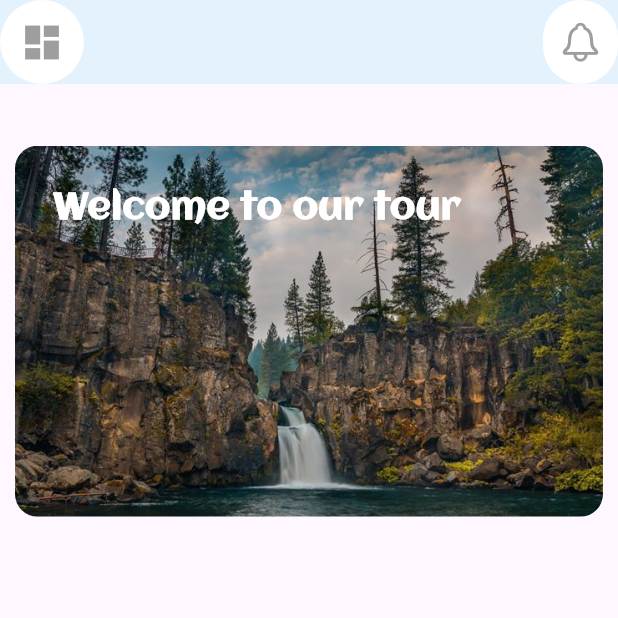
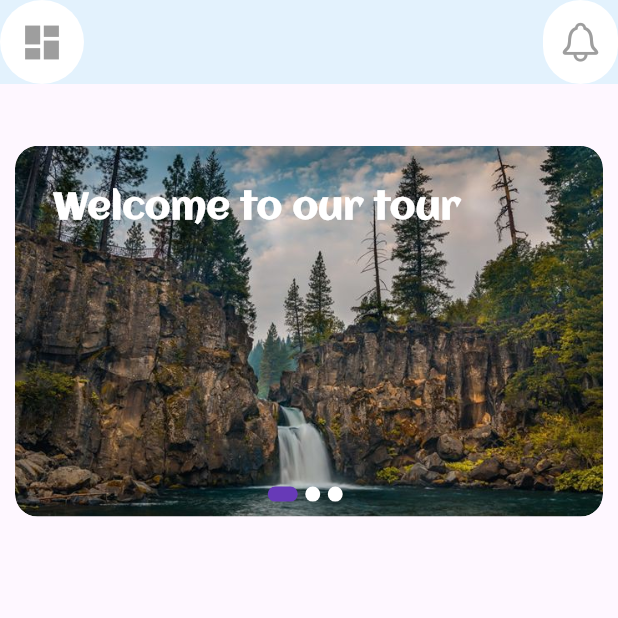
Before and after one commit to LeDominus/travell_app_getx, a Flutter app: the screen it shows after launch, on a phone screen of 412 x 824 dp, the top half of it. Run offline on Flutter 3.47's test engine with Material 3 defaults, Android fonts, the phone set to English and light mode, and no system bars; our stand-ins replace get.

Commit message:
starting day 2

```diff
--- a/lib/views/home_screen.dart
+++ b/lib/views/home_screen.dart
@@ -10,9 +10,10 @@ class HomeScreen extends StatefulWidget {
 }
 
 class _HomeScreenState extends State<HomeScreen> {
+  int currentIndex = 0;
+
   @override
   Widget build(BuildContext context) {
-    int currentIndex = 0;
     List<String> images = [
       "assets/images/1.jpg",
       "assets/images/2.jpg",
@@ -64,9 +65,7 @@ class _HomeScreenState extends State<HomeScreen> {
                   height: height,
                   child: Column(
                     children: [
-                          SizedBox(
-                            height: height * .05,
-                          ),
+                      SizedBox(height: height * .05),
                       SizedBox(
                         width: width,
                         height: height * .3,
@@ -79,8 +78,16 @@ class _HomeScreenState extends State<HomeScreen> {
                                 decoration: BoxDecoration(
                                   borderRadius: BorderRadius.circular(30),
                                 ),
+                                child: ClipRRect(
+                                  borderRadius: BorderRadius.circular(15),
                                   child: PageView.builder(
                                     itemCount: images.length,
+                                    physics: const ClampingScrollPhysics(),
+                                    onPageChanged: (value) {
+                                      setState(() {
+                                        currentIndex = value;
+                                      });
+                                    },
                                     itemBuilder: (context, index) {
                                       return ClipRRect(
                                         borderRadius: BorderRadius.circular(15),
@@ -91,24 +98,57 @@ class _HomeScreenState extends State<HomeScreen> {
                                       );
                                     },
                                   ),
-                                )),
+                                ),
+                              ),
+                            ),
                             const Positioned(
                               top: 25,
                               left: 25,
-                                    child: Text("Welcome to our tour",
+                              child: Text(
+                                "Welcome to our tour",
                                 style: TextStyle(
                                   fontFamily: 'Aclonica',
                                   fontSize: 24,
                                   fontWeight: FontWeight.w700,
                                   color: Colors.white,
-                                        )))
-                              ],
                                 ),
-                          )
+                              ),
+                            ),
+                            Positioned(
+                              bottom: 10,
+                              left: 0,
+                              right: 0,
+                              child: Row(
+                                mainAxisAlignment: MainAxisAlignment.center,
+                                children: List.generate(
+                                  images.length,
+                                  (index) => AnimatedContainer(
+                                    duration: const Duration(milliseconds: 500),
+                                    width: currentIndex == index ? 20 : 10,
+                                    height: 10,
+                                    margin: const EdgeInsets.only(right: 5),
+                                    decoration: BoxDecoration(
+                                      color: currentIndex == index
+                                          ? Colors.deepPurple
+                                          : Colors.white,
+                                      borderRadius: BorderRadius.circular(15),
+                                    ),
+                                  ),
+                                ),
+                              ),
+                            ),
                           ],
                         ),
                       ),
-                  )),
+                      Expanded(
+                        child:
+                            Container(), // Placeholder for additional content
+                      ),
+                    ],
+                  ),
+                ),
+              ),
+            ),
             Positioned(
               bottom: 0.0,
               left: 0.0,
@@ -149,9 +189,11 @@ class _HomeScreenState extends State<HomeScreen> {
                     ],
                   ),
                 ),
-                  ))
+              ),
+            )
           ],
         ),
-        ));
+      ),
+    );
   }
 }
```
Lines whose indentation alone changed are shown as unchanged.
